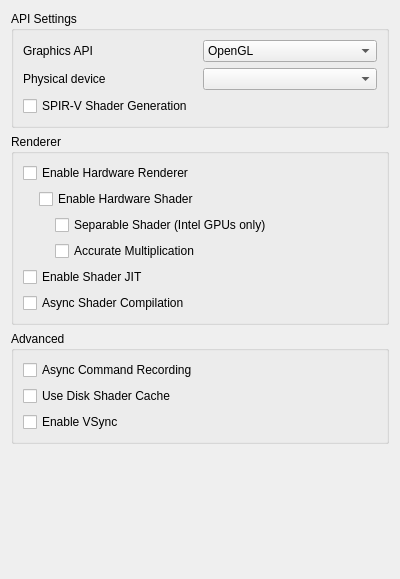
This is src/citra_qt/configuration/configure_graphics.ui in yodaluca23/citra as Qt 5 draws it before an edit. The edited form follows.
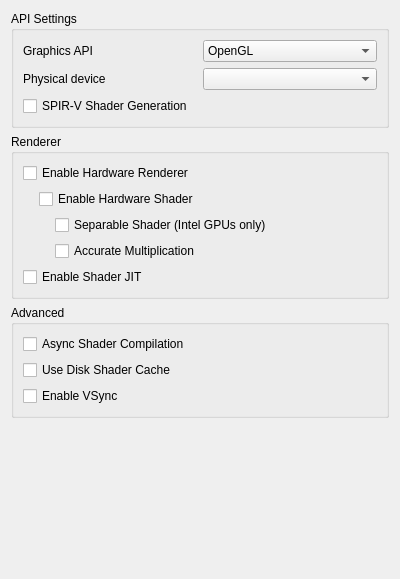
This is the edited form.

Commit message:
config: Remove async recording option
* There's no reason to turn this off aside from debugging. So use renderer_debug to to deduce whether to use a worker thread or not

```diff
--- a/src/citra_qt/configuration/configure_graphics.ui
+++ b/src/citra_qt/configuration/configure_graphics.ui
@@ -169,13 +169,6 @@
         </property>
        </widget>
       </item>
-      <item>
-       <widget class="QCheckBox" name="toggle_async_shaders">
-        <property name="text">
-         <string>Async Shader Compilation</string>
-        </property>
-       </widget>
-      </item>
      </layout>
     </widget>
    </item>
@@ -186,12 +179,9 @@
      </property>
      <layout class="QVBoxLayout" name="verticalLayout_2">
       <item>
-       <widget class="QCheckBox" name="toggle_async_recording">
-        <property name="toolTip">
-         <string>&lt;html&gt;&lt;head/&gt;&lt;body&gt;&lt;p&gt;Offloads command buffer recording and fragment shader generation to a worker thread. Can improve performance especially on weaker systems. Disable if you notice better performance. If unsure leave it enabled,&lt;/p&gt;&lt;/body&gt;&lt;/html&gt;</string>
-        </property>
+       <widget class="QCheckBox" name="toggle_async_shaders">
         <property name="text">
-         <string>Async Command Recording</string>
+         <string>Async Shader Compilation</string>
         </property>
        </widget>
       </item>
```
The commit also changes 7 other files.
